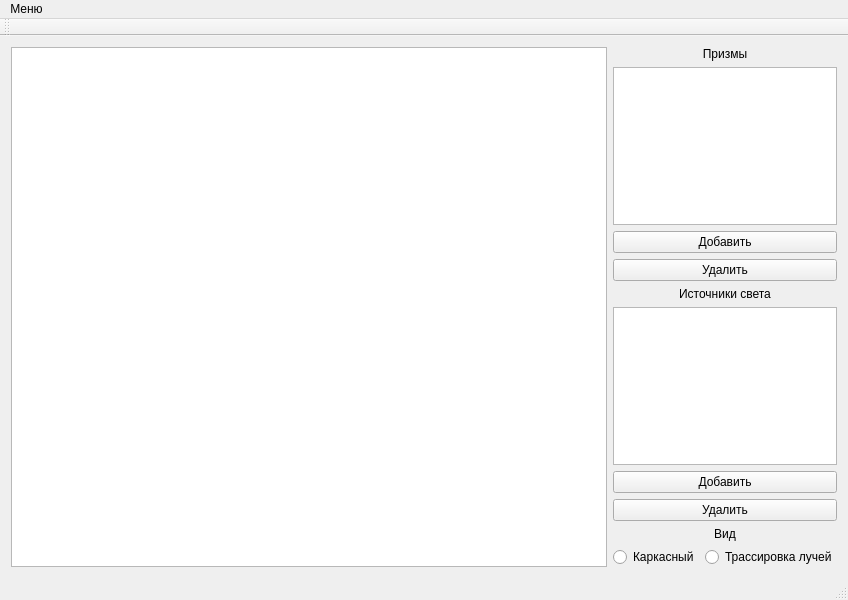
Old version of the form mainwindow.ui in the repository MikeGus/CourseCG.
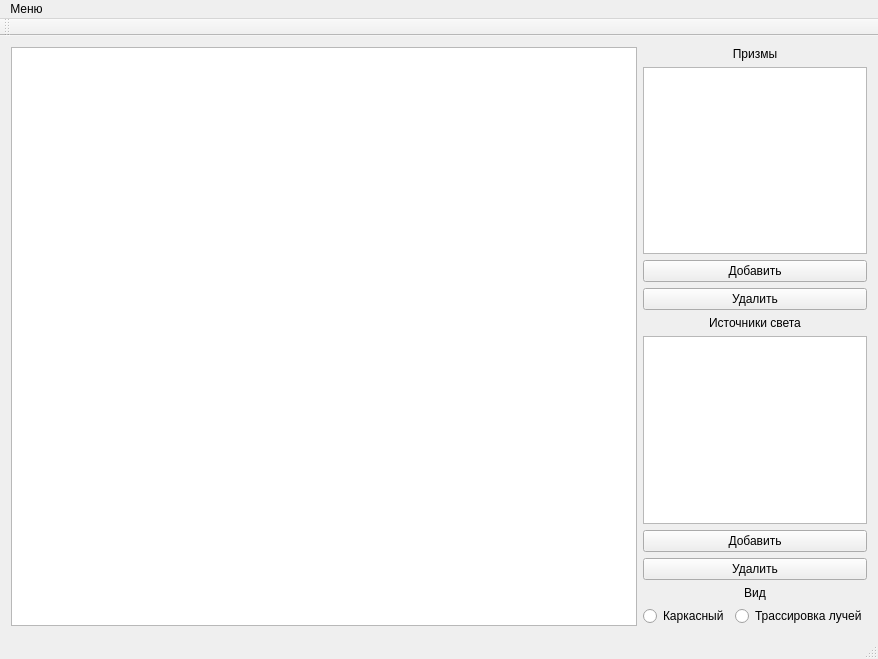
New version of the form.

The edit to the form file:
```diff
--- a/mainwindow.ui
+++ b/mainwindow.ui
@@ -6,8 +6,8 @@
    <rect>
     <x>0</x>
     <y>0</y>
-    <width>829</width>
-    <height>600</height>
+    <width>878</width>
+    <height>659</height>
    </rect>
   </property>
   <property name="sizePolicy">
@@ -124,7 +124,7 @@
     <rect>
      <x>0</x>
      <y>0</y>
-     <width>829</width>
+     <width>878</width>
      <height>21</height>
     </rect>
    </property>
```
